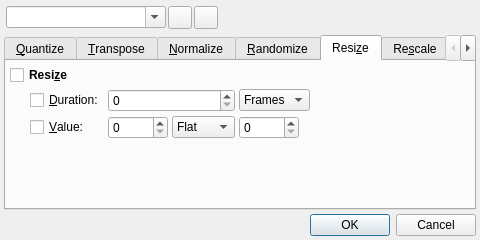
rncbc/qtractor, file src/qtractorMidiToolsForm.ui: the form before one commit.
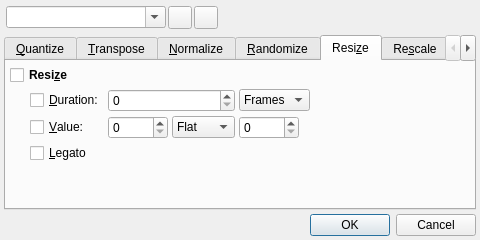
The form after the commit. The open tabs and pages were chosen to show the change. Icons and pictures are not drawn. Custom widgets are drawn as their Qt base class.

Commit message: - New MIDI Tool Resize Duration / Legato option added. (EXPERIMENTAL)

The edit to the form file:
```diff
--- a/src/qtractorMidiToolsForm.ui
+++ b/src/qtractorMidiToolsForm.ui
@@ -1027,6 +1027,13 @@
         </spacer>
        </item>
        <item row="3" column="1" colspan="5">
+        <widget class="QCheckBox" name="ResizeLegatoCheckBox">
+         <property name="text">
+          <string>&amp;Legato</string>
+         </property>
+        </widget>
+       </item>
+       <item row="4" column="1" colspan="5">
         <spacer>
          <property name="orientation">
           <enum>Qt::Vertical</enum>
```
Left out of the diff: 1 changed line with no effect on the pictures. The commit also changes 11 other files.
